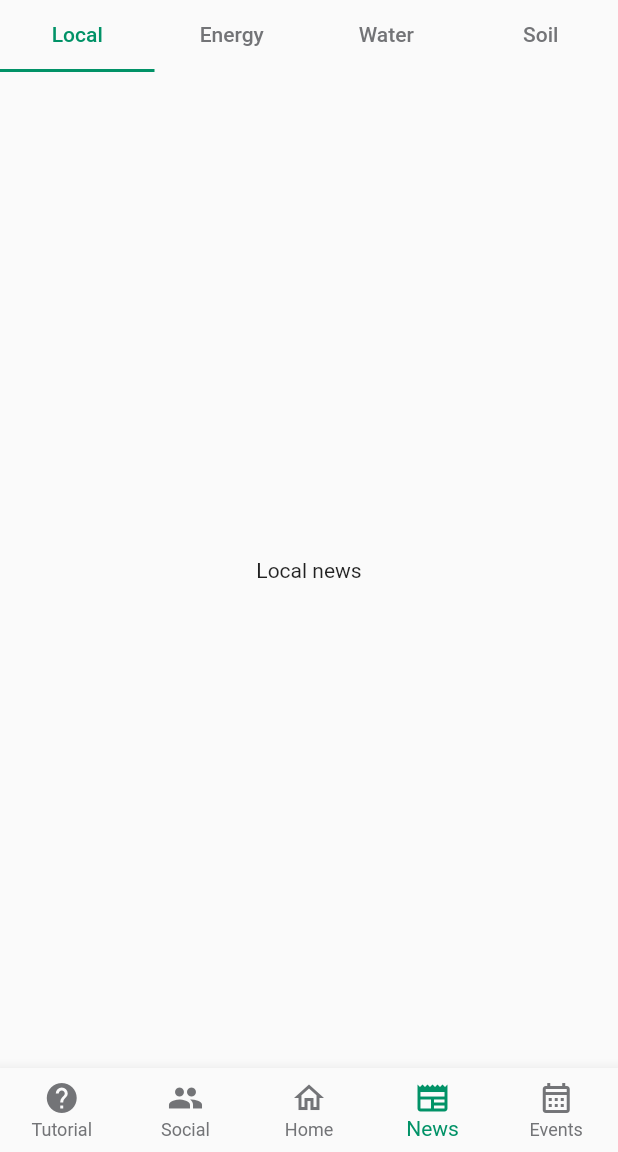
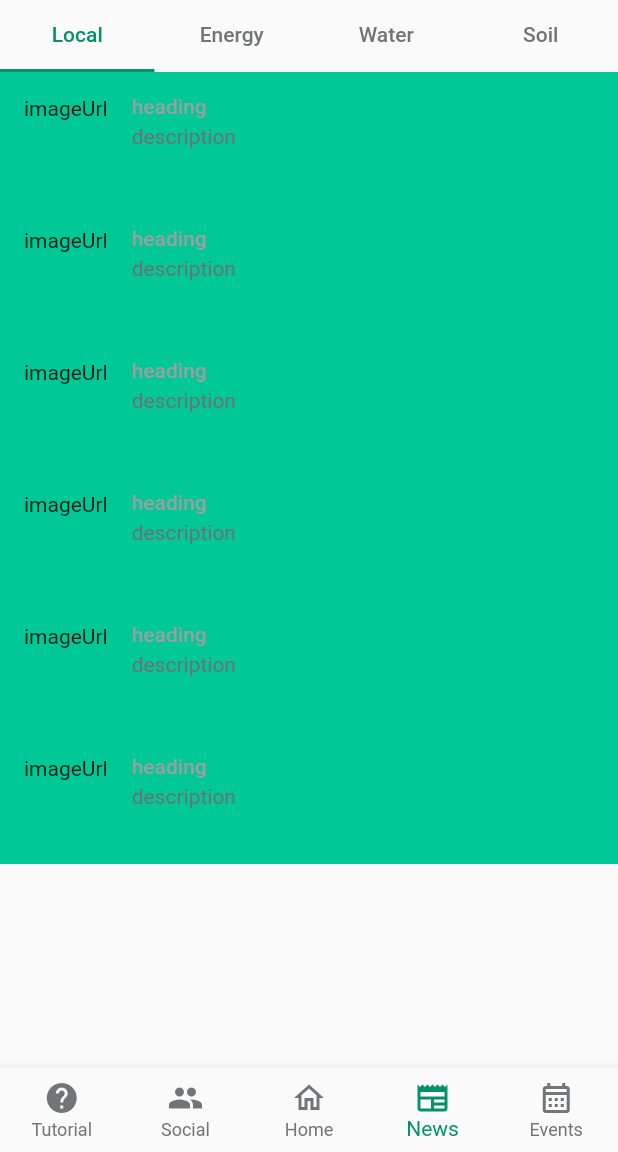
Before and after one commit to toy0407/OneEarth, a Flutter app: the MainScreen screen opened directly, swiped to page 4, on a phone screen of 412 x 824 dp, the part 84-1236 px from its top. Run offline on Flutter 3.47's test engine with Material 2 defaults, Android fonts, the phone set to English and light mode, and no system bars; our stand-ins replace bloc, firebase_auth, firebase_core, flutter_bloc, lottie; accounts and stored records are empty; network calls fail; Roboto replaces fonts that are missing (Montserrat).

Commit message:
Added newsTile
Co-authored-by: rd1999 <rd1999@users.noreply.github.com>

```diff
--- /dev/null
+++ b/lib/presentation/main/bloc/main_event.dart
@@ -0,0 +1,6 @@
+import 'package:flutter/foundation.dart' show immutable;
+
+@immutable
+abstract class MainEvent {
+  const MainEvent();
+}
--- a/lib/presentation/main/main_screen.dart
+++ b/lib/presentation/main/main_screen.dart
@@ -71,9 +71,7 @@ class _MainScreenState extends State<MainScreen> {
           setState(() {
             _currentIndex = value;
           });
-          _pageController.animateToPage(value,
-              duration: const Duration(milliseconds: 300),
-              curve: Curves.easeIn);
+          _pageController.jumpToPage(_currentIndex);
         },
       ),
     );
--- a/lib/presentation/main/pageviews/home/home_tabs/myspace_tab.dart
+++ b/lib/presentation/main/pageviews/home/home_tabs/myspace_tab.dart
@@ -27,6 +27,6 @@ class _MySpaceTabState extends State<MySpaceTab> {
   @override
   Widget build(BuildContext context) {
     // getFacts();
-    return Container();
+    return Center(child: Text('My Spaces'));
   }
 }
--- a/lib/presentation/main/pageviews/news/news_tabs/local_tab.dart
+++ b/lib/presentation/main/pageviews/news/news_tabs/local_tab.dart
@@ -1,4 +1,5 @@
 import 'package:flutter/material.dart';
+import 'package:one_earth/presentation/main/pageviews/news/news_tabs/newsListTile.dart';
 
 class LocalTabView extends StatefulWidget {
   const LocalTabView({Key? key}) : super(key: key);
@@ -10,8 +11,33 @@ class LocalTabView extends StatefulWidget {
 class _LocalTabViewState extends State<LocalTabView> {
   @override
   Widget build(BuildContext context) {
-    return Center(
-      child: Text('Local news'),
+    return ListView(
+      children: [
+        NewsListTile(
+            heading: 'heading',
+            description: 'description',
+            imageUrl: 'imageUrl'),
+        NewsListTile(
+            heading: 'heading',
+            description: 'description',
+            imageUrl: 'imageUrl'),
+        NewsListTile(
+            heading: 'heading',
+            description: 'description',
+            imageUrl: 'imageUrl'),
+        NewsListTile(
+            heading: 'heading',
+            description: 'description',
+            imageUrl: 'imageUrl'),
+        NewsListTile(
+            heading: 'heading',
+            description: 'description',
+            imageUrl: 'imageUrl'),
+        NewsListTile(
+            heading: 'heading',
+            description: 'description',
+            imageUrl: 'imageUrl'),
+      ],
     );
   }
 }
--- /dev/null
+++ b/lib/presentation/main/pageviews/news/news_tabs/newsListTile.dart
@@ -0,0 +1,24 @@
+import 'package:flutter/material.dart';
+import 'package:one_earth/presentation/resources/color_manager.dart';
+
+class NewsListTile extends StatelessWidget {
+  late String heading, description, imageUrl, newsUrl, pubDate;
+
+  NewsListTile(
+      {Key? key,
+      required this.heading,
+      required this.description,
+      required this.imageUrl})
+      : super(key: key);
+
+  @override
+  Widget build(BuildContext context) {
+    return ListTile(
+      tileColor: ColorManager.primary,
+      leading: Text(imageUrl),
+      title: Text(heading),
+      subtitle: Text(description),
+      isThreeLine: true,
+    );
+  }
+}
--- a/lib/presentation/main/pageviews/social/social_page.dart
+++ b/lib/presentation/main/pageviews/social/social_page.dart
@@ -13,7 +13,13 @@ class SocialPage extends StatefulWidget {
 
 class _SocialPageState extends State<SocialPage> {
   @override
+  void initState() {
+    super.initState();
+  }
+
+  @override
   Widget build(BuildContext context) {
+    debugPrint('Social excuted');
     return Center(
       child: Text(
         'Social Page is coming soon !',
```
Also changed, not shown: lib/app.dart (+0 -8 lines), lib/presentation/login/login_screen.dart (+6 -4 lines), lib/presentation/main/bloc/main_bloc.dart (added), lib/presentation/main/bloc/main_state.dart (added).
